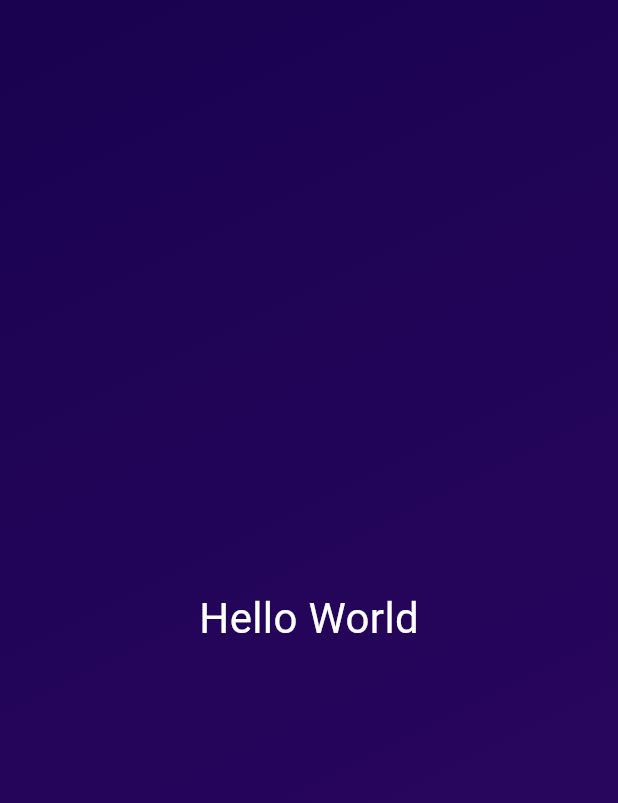
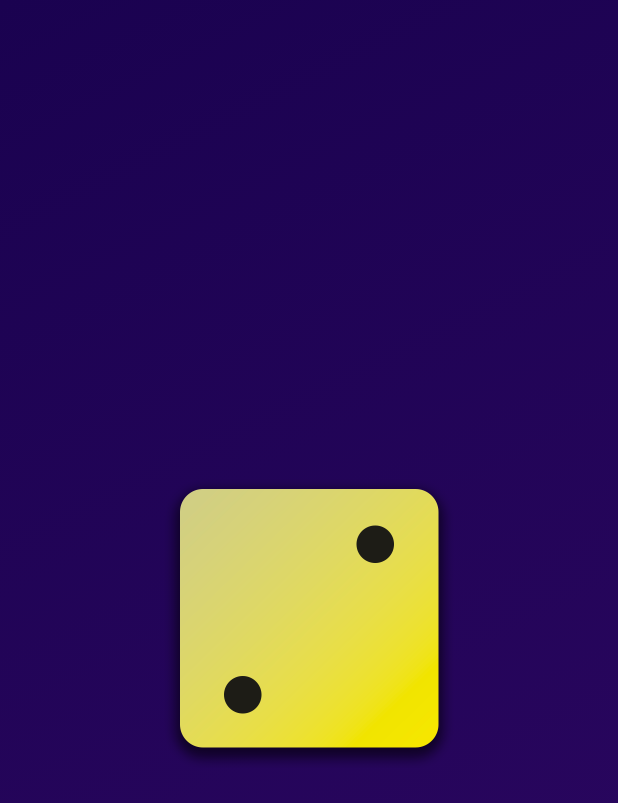
Before and after one commit to kunihei/first-app, a Flutter app: the screen it shows after launch, on a phone screen of 412 x 824 dp. Shown: the top 803 px of the screen. Run offline on Flutter 3.47's test engine with Material 3 defaults, Android fonts, the phone set to English and light mode, and no system bars.

Commit message:
画像を表示する実装

```diff
--- a/lib/gradient_container.dart
+++ b/lib/gradient_container.dart
@@ -21,7 +21,10 @@ class GradientContainer extends StatelessWidget {
         ),
       ),
       child: Center(
-        child: CustomText('Hello World'),
+        child: Image.asset(
+          'assets/images/dice-2.png',
+          width: 200,
+        ), //CustomText('Hello World'),
       ),
     );
   }
```
